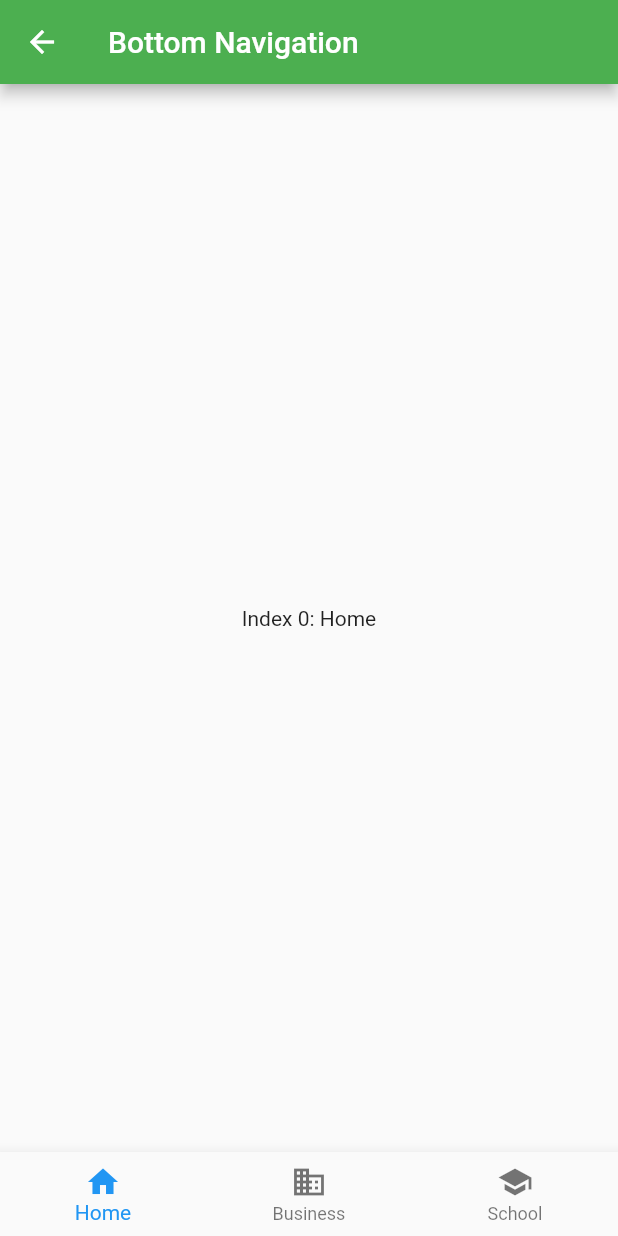
After one commit to kazuao/Flutter_50_questions, a Flutter app: the SampleBottomNavigation screen opened directly, on a phone screen of 412 x 824 dp. The commit adds this screen. Run offline on Flutter 3.47's test engine with Material 2 defaults, Android fonts, the phone set to English and light mode, and no system bars; our stand-ins replace webview_flutter.

Commit message:
Bottom Navigation

```diff
--- /dev/null
+++ b/fifty_questions/lib/BottomNavigation/bottom_navigation.dart
@@ -0,0 +1,50 @@
+import 'package:flutter/material.dart';
+
+class SampleBottomNavigation extends StatefulWidget {
+  _BottomNavigationState createState() => _BottomNavigationState();
+}
+
+class _BottomNavigationState extends State<SampleBottomNavigation> {
+  int _selectedIndex = 0;
+
+  static const List<Widget> _wigets = [
+    Text('Index 0: Home'),
+    Text('Index 1: Business'),
+    Text('Index 2: School'),
+  ];
+
+  void _onItemTapped(int index) {
+    setState(() {
+      _selectedIndex = index;
+    });
+  }
+
+  @override
+  Widget build(BuildContext context) {
+    return Scaffold(
+      appBar: AppBar(title: const Text('Bottom Navigation')),
+      body: Center(
+        child: _wigets.elementAt(_selectedIndex),
+      ),
+      bottomNavigationBar: BottomNavigationBar(
+        items: const <BottomNavigationBarItem>[
+          BottomNavigationBarItem(
+            icon: Icon(Icons.home),
+            label: 'Home',
+          ),
+          BottomNavigationBarItem(
+            icon: Icon(Icons.business),
+            label: 'Business',
+          ),
+          BottomNavigationBarItem(
+            icon: Icon(Icons.school),
+            label: 'School',
+          ),
+        ],
+        currentIndex: _selectedIndex,
+        selectedItemColor: Colors.blue,
+        onTap: _onItemTapped,
+      ),
+    );
+  }
+}
--- a/fifty_questions/lib/main.dart
+++ b/fifty_questions/lib/main.dart
@@ -15,6 +15,7 @@ import 'CardView/card_view.dart';
 import 'StepperView/stepper_view.dart';
 import 'SnackBarView/snack_bar_view.dart';
 import 'TabBarView/tab_bar_view.dart';
+import 'BottomNavigation/bottom_navigation.dart';
 
 void main() {
   runApp(MyApp());
@@ -65,6 +66,8 @@ class BodyApp extends StatelessWidget {
               elevatedButtonType(context, 'Stepper View', SampleStepperView()),
               elevatedButtonType(context, 'Snack Bar', SampleSnackBar()),
               elevatedButtonType(context, 'Tab Bar', SampleTabBarView()),
+              elevatedButtonType(
+                  context, 'Bottom Navigation', SampleBottomNavigation()),
             ],
           ),
         ),
```
